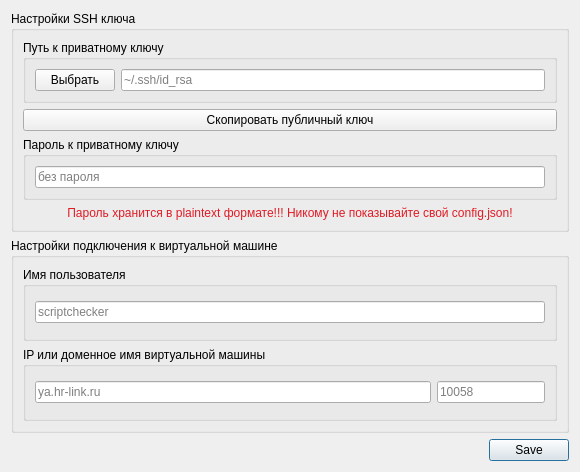
Before: the Qt Designer form ui/settingsWindow.ui in gkeep/script-checker, drawn with Qt 5.
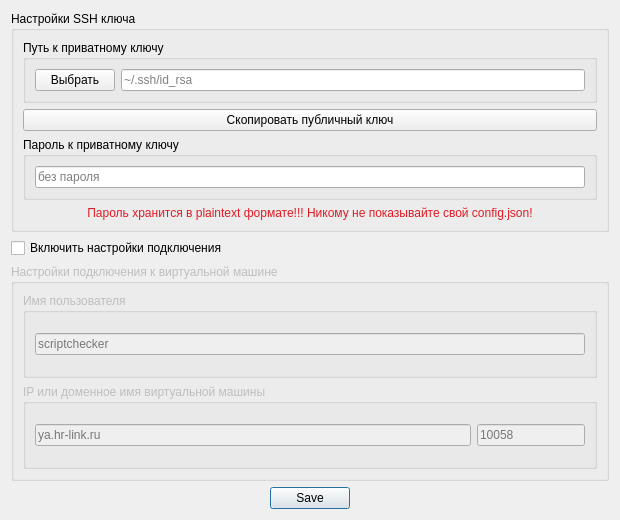
After: the same form once the commit is applied.

Commit message: Improve settings window and fix wayland clipboard

Patch:
```diff
--- a/ui/settingsWindow.ui
+++ b/ui/settingsWindow.ui
@@ -6,8 +6,8 @@
    <rect>
     <x>0</x>
     <y>0</y>
-    <width>580</width>
-    <height>472</height>
+    <width>620</width>
+    <height>520</height>
    </rect>
   </property>
   <property name="sizePolicy">
@@ -18,14 +18,14 @@
   </property>
   <property name="minimumSize">
    <size>
-    <width>580</width>
-    <height>470</height>
+    <width>620</width>
+    <height>520</height>
    </size>
   </property>
   <property name="maximumSize">
    <size>
-    <width>580</width>
-    <height>472</height>
+    <width>620</width>
+    <height>520</height>
    </size>
   </property>
   <property name="windowTitle">
@@ -138,7 +138,17 @@
     </widget>
    </item>
    <item>
-    <widget class="QGroupBox" name="groupBox_2">
+    <widget class="QCheckBox" name="machineSettingsCheckBox">
+     <property name="text">
+      <string>Включить настройки подключения</string>
+     </property>
+    </widget>
+   </item>
+   <item>
+    <widget class="QGroupBox" name="machineSettingsGroupBox">
+     <property name="enabled">
+      <bool>false</bool>
+     </property>
      <property name="sizePolicy">
       <sizepolicy hsizetype="Preferred" vsizetype="Preferred">
        <horstretch>0</horstretch>
@@ -150,7 +160,10 @@
      </property>
      <layout class="QVBoxLayout" name="verticalLayout_3">
       <item>
-       <widget class="QGroupBox" name="groupBox_5">
+       <widget class="QGroupBox" name="machineUserGroupBox">
+        <property name="enabled">
+         <bool>false</bool>
+        </property>
         <property name="title">
          <string>Имя пользователя</string>
         </property>
@@ -166,7 +179,10 @@
        </widget>
       </item>
       <item>
-       <widget class="QGroupBox" name="groupBox_6">
+       <widget class="QGroupBox" name="machineGroupBox">
+        <property name="enabled">
+         <bool>false</bool>
+        </property>
         <property name="title">
          <string>IP или доменное имя виртуальной машины</string>
         </property>
@@ -208,6 +224,9 @@
      <property name="standardButtons">
       <set>QDialogButtonBox::Save</set>
      </property>
+     <property name="centerButtons">
+      <bool>true</bool>
+     </property>
     </widget>
    </item>
   </layout>
```
Left out of the diff: 6 changed lines with no effect on the pictures. The commit also changes 2 other files.
